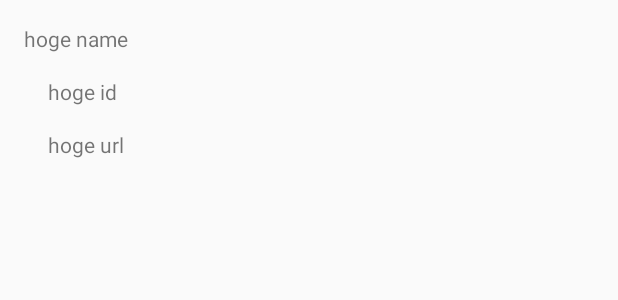
After one commit to omtians9425/GitHubBrowserWithApollo, an Android app: the layout repos_list_item.xml on its own in the app's theme, with its tools: preview values and no code run, on a phone screen of 412 x 824 dp. The commit adds this screen. Shown: the top 300 px of the screen. Run offline under Robolectric (Android 15) with nearby library versions, the phone set to English and light mode, and no system bars.

Commit message:
show list using Epoxy

```diff
--- a/app/build.gradle
+++ b/app/build.gradle
@@ -31,6 +31,10 @@ android {
             minifyEnabled false
             proguardFiles getDefaultProguardFile('proguard-android-optimize.txt'), 'proguard-rules.pro'
         }
+    }
+
+    buildFeatures {
+        dataBinding = true
     }
 
     kotlinOptions {
--- a/app/src/main/java/com/example/githubbrowserwithapollo/main/MainActivity.kt
+++ b/app/src/main/java/com/example/githubbrowserwithapollo/main/MainActivity.kt
@@ -8,10 +8,5 @@ class MainActivity : AppCompatActivity() {
     override fun onCreate(savedInstanceState: Bundle?) {
         super.onCreate(savedInstanceState)
         setContentView(R.layout.activity_main)
-        supportFragmentManager.beginTransaction()
-            .replace(android.R.id.content,
-                MainFragment()
-            )
-            .commit()
     }
 }
--- /dev/null
+++ b/app/src/main/res/layout/repos_list_item.xml
@@ -0,0 +1,55 @@
+<?xml version="1.0" encoding="utf-8"?>
+<layout xmlns:android="http://schemas.android.com/apk/res/android"
+    xmlns:app="http://schemas.android.com/apk/res-auto"
+    xmlns:tools="http://schemas.android.com/tools">
+
+    <data>
+        <variable
+            name="name"
+            type="String" />
+        <variable
+            name="repoId"
+            type="String" />
+        <variable
+            name="url"
+            type="String" />
+    </data>
+
+    <androidx.constraintlayout.widget.ConstraintLayout
+        android:layout_width="match_parent"
+        android:layout_height="wrap_content">
+
+        <TextView
+            android:id="@+id/text_name"
+            android:layout_width="wrap_content"
+            android:layout_height="wrap_content"
+            android:layout_marginStart="16dp"
+            android:layout_marginTop="16dp"
+            android:text="@{name}"
+            tools:text="hoge name"
+            app:layout_constraintStart_toStartOf="parent"
+            app:layout_constraintTop_toTopOf="parent" />
+
+        <TextView
+            android:id="@+id/text_id"
+            android:layout_width="wrap_content"
+            android:layout_height="wrap_content"
+            android:layout_marginStart="32dp"
+            android:layout_marginTop="16dp"
+            android:text="@{repoId}"
+            app:layout_constraintStart_toStartOf="parent"
+            app:layout_constraintTop_toBottomOf="@+id/text_name"
+            tools:text="hoge id" />
+
+        <TextView
+            android:id="@+id/text_url"
+            android:layout_width="wrap_content"
+            android:layout_height="wrap_content"
+            android:layout_marginStart="32dp"
+            android:layout_marginTop="16dp"
+            android:text="@{url}"
+            app:layout_constraintStart_toStartOf="parent"
+            app:layout_constraintTop_toBottomOf="@+id/text_id"
+            tools:text="hoge url" />
+    </androidx.constraintlayout.widget.ConstraintLayout>
+</layout>
```
Also changed, not shown: app/src/main/java/com/example/githubbrowserwithapollo/main/GitHubRepositoryController.kt (added, +29 -0 lines), app/src/main/java/com/example/githubbrowserwithapollo/main/MainFragment.kt (+9 -2 lines), app/src/main/java/com/example/githubbrowserwithapollo/package-info.java (added, +7 -0 lines), app/src/main/res/layout/activity_main.xml (+5 -9 lines), app/src/main/res/layout/fragment_main.xml (+14 -12 lines), app/src/main/res/layout/repos_list_header.xml (added, +29 -0 lines).
